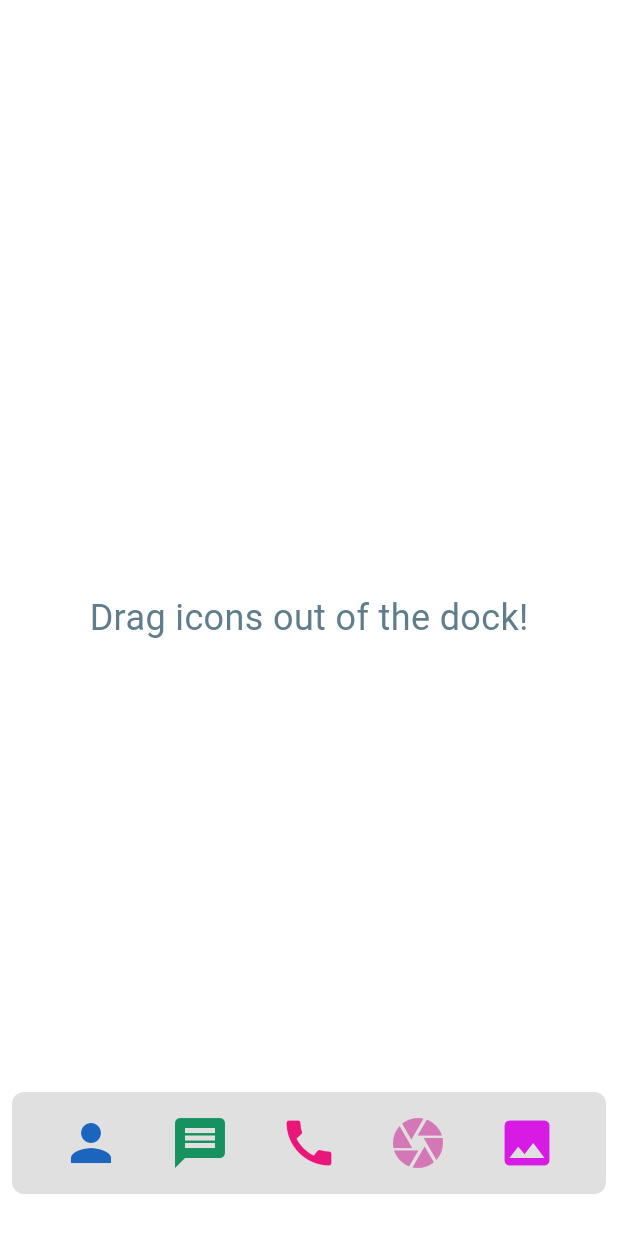
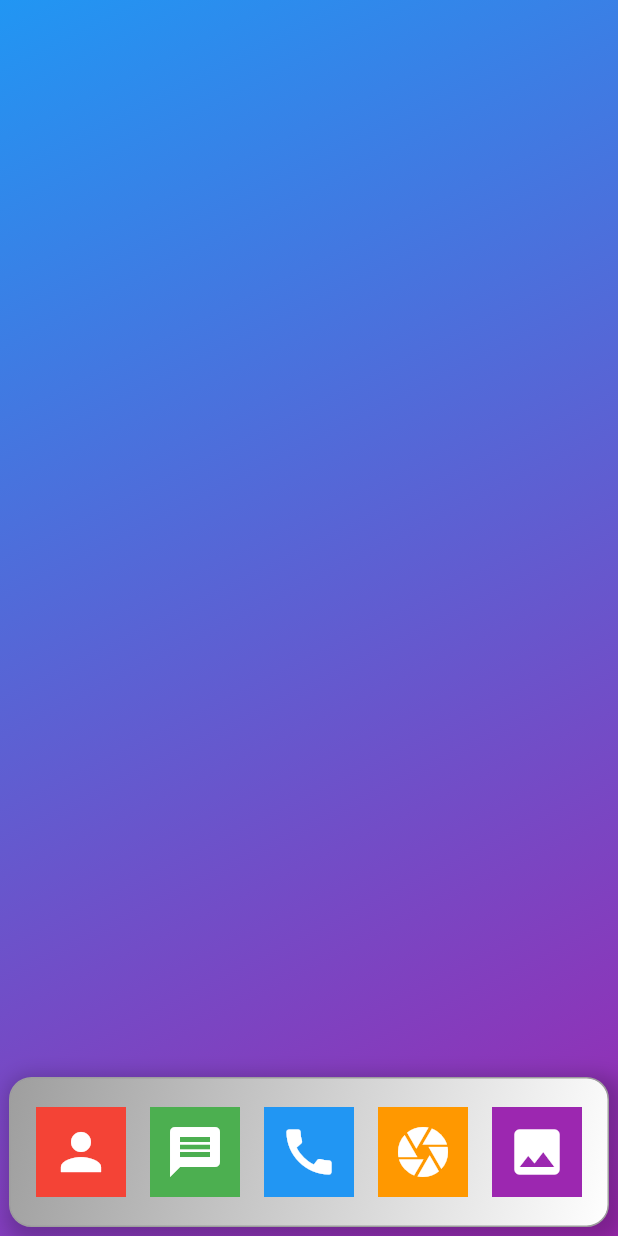
Before and after one commit to VivekParmar94/draggers_buttons_demo, a Flutter app: the screen it shows after launch, on a phone screen of 412 x 824 dp. Run offline on Flutter 3.47's test engine with Material 3 defaults, Android fonts, the phone set to English and light mode, and no system bars.

Commit message:
change ui

```diff
--- /dev/null
+++ b/lib/draggable_dock.dart
@@ -0,0 +1,132 @@
+import 'package:flutter/material.dart';
+
+
+
+class DraggableIcons extends StatefulWidget {
+  @override
+  _DraggableIconsState createState() =>
+      _DraggableIconsState();
+}
+
+class _DraggableIconsState
+    extends State<DraggableIcons> {
+  // List of icons
+  List<IconData> dockIcons = [
+    Icons.person,
+    Icons.message,
+    Icons.call,
+    Icons.camera,
+    Icons.photo,
+  ];
+
+  // Corresponding colors for each icon
+  List<Color> dockColors = [
+    Colors.red,
+    Colors.green,
+    Colors.blue,
+    Colors.orange,
+    Colors.purple,
+  ];
+
+  @override
+  Widget build(BuildContext context) {
+    return Scaffold(
+
+      body: Container(
+        decoration: BoxDecoration(
+          gradient: LinearGradient(
+            colors: [Colors.blue, Colors.purple], // Gradient colors
+            begin: Alignment.topLeft, // Gradient start point
+            end: Alignment.bottomRight, // Gradient end point
+          ),
+        ),
+        child: Align(
+          alignment: Alignment.bottomCenter,
+          child:
+          Container(
+            margin: EdgeInsets.only(left: 6.0, right: 6.0,bottom: 6.0), // Margin on left and right
+            width: double.infinity,
+            height: 100,
+            decoration: BoxDecoration(
+              color: Colors.blue, // Background color
+              borderRadius: BorderRadius.circular(15), // Rounded corners
+              border: Border.all(
+                color: Colors.grey, // Border color
+                width: 1, // Border width
+              ),
+              boxShadow: [
+                BoxShadow(
+                  color: Colors.black.withOpacity(0.2), // Shadow color
+                  spreadRadius: 5, // How far the shadow spreads
+                  blurRadius: 10, // Softness of the shadow
+                  offset: Offset(4, 4), // Shadow position (x, y)
+                ),
+              ],
+              gradient: LinearGradient(
+                colors: [Colors.grey, Colors.white], // Gradient colors
+                begin: Alignment.topLeft, // Gradient start point
+                end: Alignment.bottomRight, // Gradient end point
+              ),
+            ),
+            child: Row(
+              mainAxisAlignment: MainAxisAlignment.center,
+
+              children: dockIcons.asMap().entries.map((entry) {
+                final index = entry.key;
+                final icon = entry.value;
+
+                return DragTarget<int>(
+                  onAccept: (fromIndex) {
+                    setState(() {
+                      // Swap icons
+                      final tempIcon = dockIcons[fromIndex];
+                      final tempColor = dockColors[fromIndex];
+
+                      dockIcons[fromIndex] = dockIcons[index];
+                      dockColors[fromIndex] = dockColors[index];
+
+                      dockIcons[index] = tempIcon;
+                      dockColors[index] = tempColor;
+                    });
+                  },
+                  builder: (context, candidateData, rejectedData) {
+                    return Draggable<int>(
+                      data: index,
+                      feedback: Material(
+                        elevation: 4.0,
+                        shape: RoundedRectangleBorder(
+                          borderRadius: BorderRadius.circular(50),
+                        ),
+                        child:Container(
+                          padding: EdgeInsets.all(10),
+                          color: dockColors[index],
+                          child: Icon(icon, size: 40, color: Colors.white),
+                        ),
+                      ),
+                      childWhenDragging: Opacity(
+                        opacity: 0.5,
+                        child: Container(
+                          padding: EdgeInsets.all(10),
+                          color: dockColors[index],
+                          child: Icon(icon, size: 40, color: Colors.white),
+                        ),
+                      ),
+                      child: Padding(
+                        padding: const EdgeInsets.all(8.0),
+                        child:Container(
+                          padding: EdgeInsets.all(10),
+                          color: dockColors[index],
+                          child: Icon(icon, size: 40, color: Colors.white),
+                        ),
+                      ),
+                    );
+                  },
+                );
+              }).toList(),
+            ),
+          ),
+        ),
+      ),
+    );
+  }
+}
--- a/lib/main.dart
+++ b/lib/main.dart
@@ -1,5 +1,4 @@
-import 'dart:math';
-
+import 'package:dragger_button_demo/draggable_dock.dart';
 import 'package:flutter/material.dart';
 
 void main() => runApp(MyApp());
@@ -8,169 +7,9 @@ class MyApp extends StatelessWidget {
   @override
   Widget build(BuildContext context) {
     return MaterialApp(
+
       debugShowCheckedModeBanner: false,
-      home: DockScreen(),
+      home: DraggableIcons(),
     );
   }
 }
-
-class DockScreen extends StatefulWidget {
-  @override
-  _DockScreenState createState() => _DockScreenState();
-}
-
-class _DockScreenState extends State<DockScreen> {
-  Random random = Random();
-  List<IconData> dockIcons = [
-    Icons.person,
-    Icons.message,
-    Icons.call,
-    Icons.camera,
-    Icons.photo,
-  ];
-
-  List<Color> colorList = [
-    Colors.blue,
-    Colors.green,
-    Colors.red,
-    Colors.orange,
-    Colors.purple,
-    Colors.yellow,
-    Colors.cyan,
-    Colors.pink,
-  ];
-
-  List<IconData> draggedIcons = [];
-
-  @override
-  Widget build(BuildContext context) {
-    return Scaffold(
-      backgroundColor: Colors.white,
-      body: Stack(
-        children: [
-          Center(
-            child: Text(
-              'Drag icons out of the dock!',
-              style: TextStyle(color: Colors.blueGrey, fontSize: 24),
-            ),
-          ),
-          Positioned(
-            bottom: 20,
-            left: 0,
-            right: 0,
-            child: Center(
-              child: Container(
-                constraints: const BoxConstraints(minWidth: 48),
-                height: 68,
-                margin: const EdgeInsets.all(8),
-                decoration: BoxDecoration(
-                  borderRadius: BorderRadius.circular(8),
-                  color: Colors.black12,
-                ),
-                child: Row(
-                  mainAxisAlignment: MainAxisAlignment.spaceEvenly,
-                  children: dockIcons.map((icon) {
-                    return DraggableIcon(
-                      iconData: icon,
-                      color: Color.fromARGB(
-                        255,
-                        random.nextInt(256), // Red
-                        random.nextInt(256), // Green
-                        random.nextInt(256), // Blue
-                      ),
-                      onDragCompleted: () {
-                        setState(() {
-                          draggedIcons.add(icon);
-                          dockIcons.remove(icon);
-                        });
-                      },
-                    );
-                  }).toList(),
-                ),
-              ),
-            ),
-          ),
-          ...draggedIcons.map((icon) {
-            return Positioned(
-              top: 100,
-              left: 50,
-              child: Icon(
-                icon,
-                size: 50,
-                color: Colors.white,
-              ),
-            );
-          }).toList(),
-        ],
-      ),
-    );
-  }
-}
-
-class DraggableIcon extends StatefulWidget {
-  final IconData iconData;
-  final VoidCallback onDragCompleted;
-  final Color color;
-
-  DraggableIcon(
-      {required this.iconData,
-      required this.onDragCompleted,
-      required this.color});
-
-  @override
-  _DraggableIconState createState() => _DraggableIconState();
-}
-
-class _DraggableIconState extends State<DraggableIcon>
-    with SingleTickerProviderStateMixin {
-  late AnimationController _controller;
-  late Animation<double> _animation;
-
-  @override
-  void initState() {
-    super.initState();
-    _controller = AnimationController(
-      vsync: this,
-      duration: Duration(milliseconds: 200),
-    );
-    _animation = Tween<double>(begin: 1.0, end: 1.5).animate(_controller);
-  }
-
-  @override
-  Widget build(BuildContext context) {
-    return GestureDetector(
-      onTapDown: (_) => _controller.forward(),
-      onTapUp: (_) => _controller.reverse(),
-      child: Draggable<IconData>(
-        data: widget.iconData,
-        feedback: Icon(
-          widget.iconData,
-          size: 50,
-          color: widget.color,
-        ),
-        childWhenDragging: SizedBox.shrink(),
-        onDragCompleted: widget.onDragCompleted,
-        child: AnimatedBuilder(
-          animation: _animation,
-          builder: (context, child) {
-            return Transform.scale(
-              scale: _animation.value,
-              child: child,
-            );
-          },
-          child: Icon(
-            widget.iconData,
-            size: 40,
-            color: widget.color,
-          ),
-        ),
-      ),
-    );
-  }
-
-  @override
-  void dispose() {
-    _controller.dispose();
-    super.dispose();
-  }
-}
```
